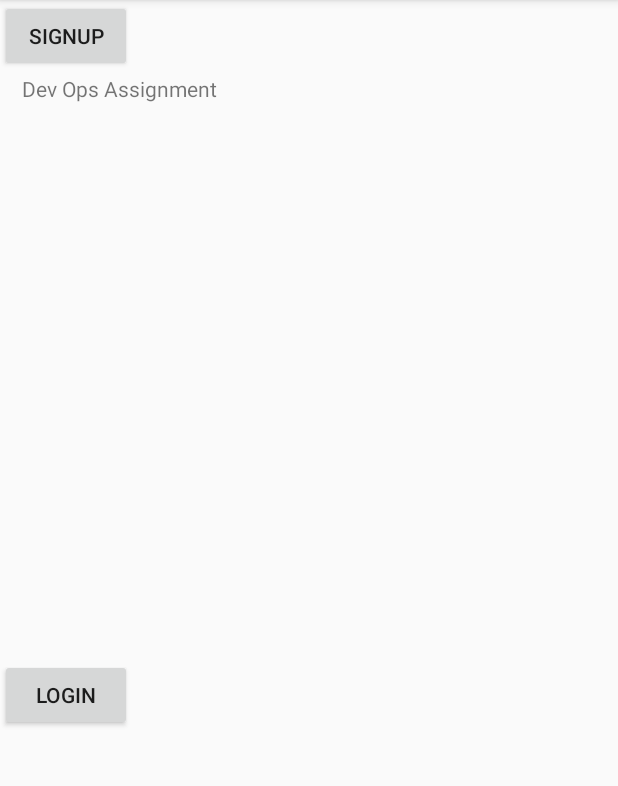
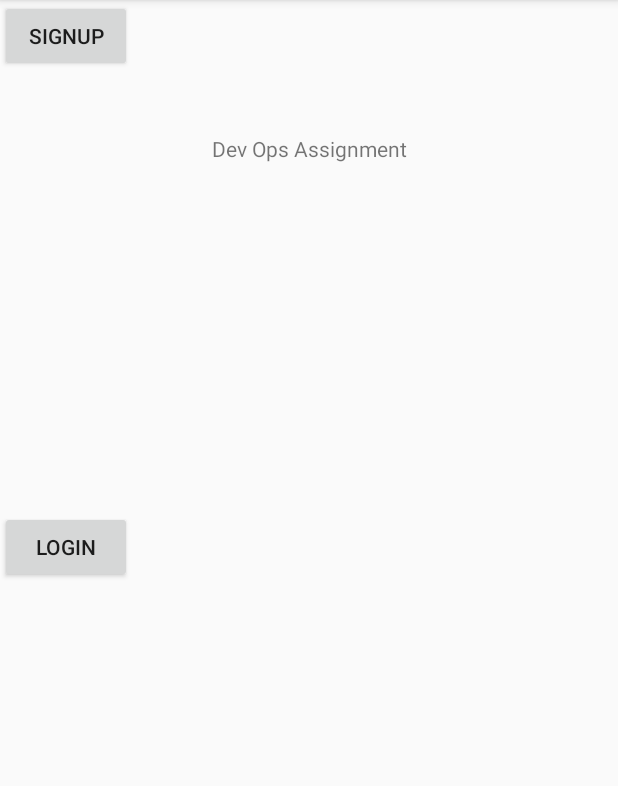
Before and after one commit to natashabishop57/Devops3, an Android app: the screen it shows after launch (MainActivity), on a phone screen of 412 x 824 dp, the part 84-870 px from its top. Run offline under Robolectric (Android 15) with nearby library versions, the phone set to English and light mode, and no system bars.

Commit message:
Theme changes

```diff
--- a/app/src/main/res/layout/activity_main.xml
+++ b/app/src/main/res/layout/activity_main.xml
@@ -11,11 +11,11 @@
         android:layout_height="wrap_content"
         android:text="Dev Ops Assignment"
         app:layout_constraintBottom_toBottomOf="parent"
-        app:layout_constraintHorizontal_bias="0.051"
+        app:layout_constraintHorizontal_bias="0.502"
         app:layout_constraintLeft_toLeftOf="parent"
         app:layout_constraintRight_toRightOf="parent"
         app:layout_constraintTop_toTopOf="parent"
-        app:layout_constraintVertical_bias="0.066" />
+        app:layout_constraintVertical_bias="0.119" />
 
     <Button
         android:id="@+id/button"
@@ -26,15 +26,17 @@
         android:text="Login"
         app:layout_constraintBottom_toBottomOf="parent"
         app:layout_constraintTop_toTopOf="parent"
-        app:layout_constraintVertical_bias="0.613"
-        tools:layout_editor_absoluteX="16dp" />
+        app:layout_constraintVertical_bias="0.473"
+        tools:ignore="MissingConstraints"
+        tools:layout_editor_absoluteX="150dp" />
 
     <Button
         android:id="@+id/button2"
         android:layout_width="wrap_content"
         android:layout_height="wrap_content"
         android:text="Signup"
-        tools:layout_editor_absoluteX="16dp"
-        tools:layout_editor_absoluteY="374dp" />
+        tools:ignore="MissingConstraints"
+        tools:layout_editor_absoluteX="145dp"
+        tools:layout_editor_absoluteY="378dp" />
 
 </android.support.constraint.ConstraintLayout>
```
